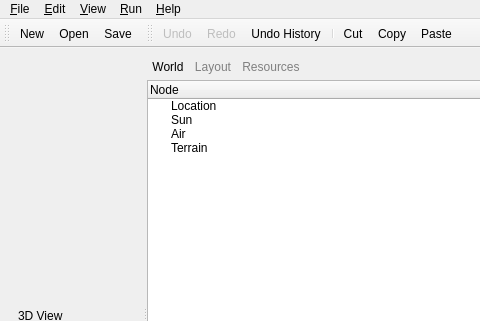
CST-Modelling-Tools/TonatiuhPP, file source/application/main/MainWindow.ui: the form before one commit; both pictures show x 0 to 480 and y 0 to 321 of the 722 by 606 pixel window.
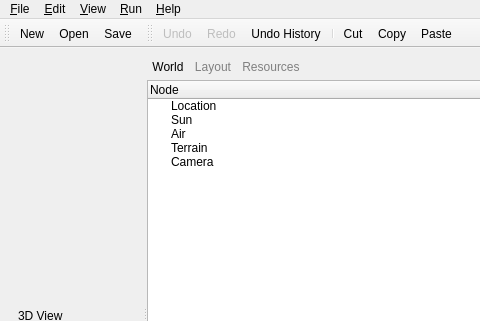
The form after the commit. Icons and pictures are not drawn. Custom widgets are drawn as their Qt base class.

```diff
--- a/source/application/main/MainWindow.ui
+++ b/source/application/main/MainWindow.ui
@@ -135,6 +135,11 @@
                <normaloff>:/images/scene/nodeTerrain.png</normaloff>:/images/scene/nodeTerrain.png</iconset>
              </property>
             </item>
+            <item>
+             <property name="text">
+              <string>Camera</string>
+             </property>
+            </item>
            </widget>
           </item>
          </layout>
```
